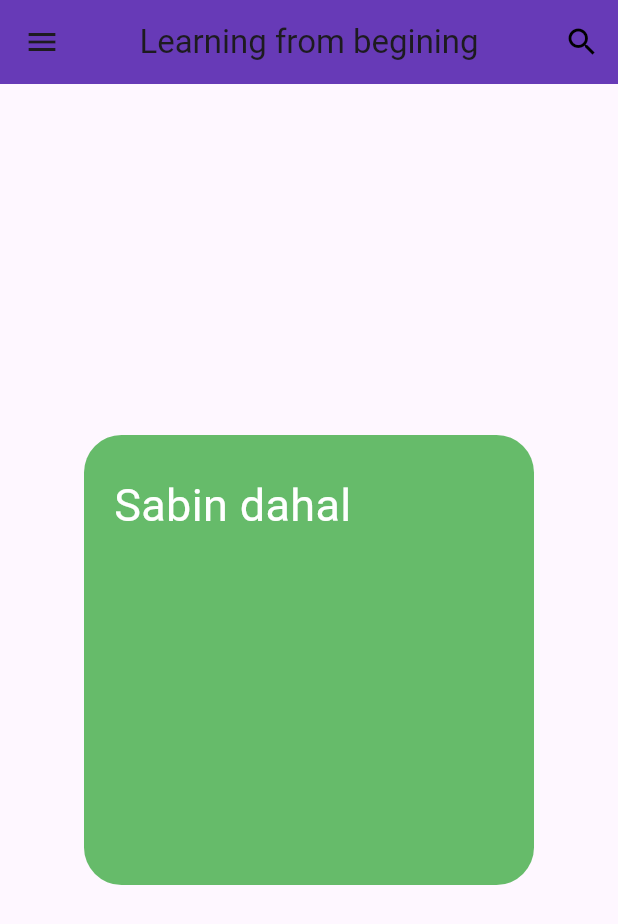
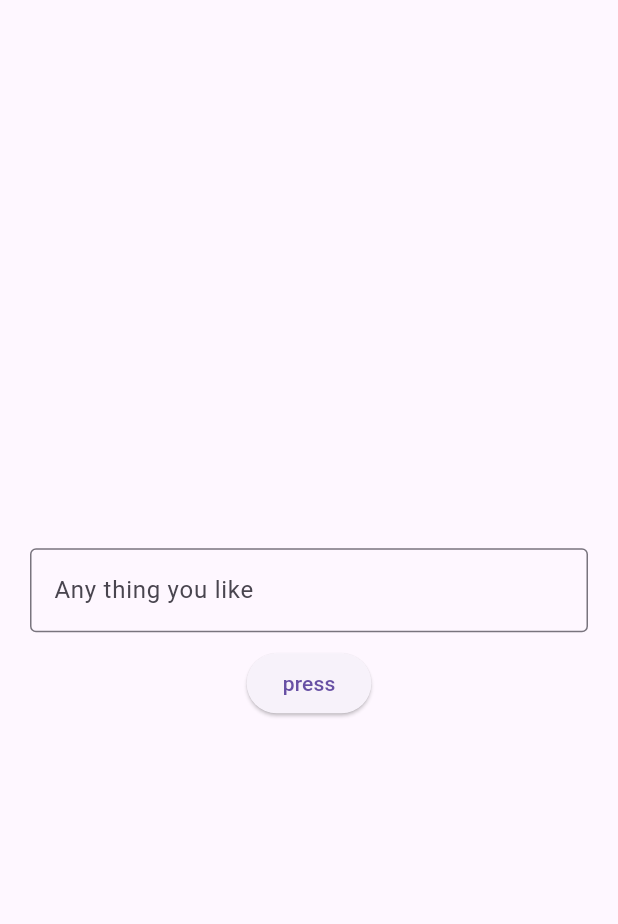
Before and after one commit to sabin79/UI-ecommerce, a Flutter app: the screen it shows after launch, on a phone screen of 412 x 824 dp. Shown: the top 924 px of the screen. Run offline on Flutter 3.47's test engine with Material 3 defaults, Android fonts, the phone set to English and light mode, and no system bars.

Commit message:
text field

```diff
--- a/lib/main.dart
+++ b/lib/main.dart
@@ -1,4 +1,6 @@
 import 'package:flutter/material.dart';
+
+import 'todopage.dart';
 
 void main() {
   runApp(MyApp());
@@ -133,39 +135,7 @@ Data Structures
 
   @override
   Widget build(BuildContext context) {
-    return MaterialApp(
-        debugShowCheckedModeBanner: false,
-        home: Scaffold(
-          appBar: AppBar(
-            title: const Text("Learning from begining"),
-            backgroundColor: Colors.deepPurple,
-            elevation: 0.0,
-            centerTitle: true,
-            leading: const Icon(Icons.menu),
-            actions: [
-              IconButton(
-                onPressed: () {},
-                icon: const Icon(Icons.search),
-                color: Colors.black,
-              ),
-            ],
-          ),
-          backgroundColor: Colors.deepPurple[150],
-          body: Center(
-            child: Container(
-              height: 300,
-              width: 300,
-              padding: const EdgeInsets.symmetric(vertical: 25, horizontal: 20),
-              decoration: BoxDecoration(
-                  color: Colors.green[400],
-                  borderRadius: BorderRadius.circular(25)),
-              child: const Text("Sabin dahal",
-                  style: TextStyle(
-                    fontSize: 30,
-                    color: Colors.white,
-                  )),
-            ),
-          ),
-        ));
+    return const MaterialApp(
+        debugShowCheckedModeBanner: false, home: ToDoPage());
   }
 }
--- /dev/null
+++ b/lib/todopage.dart
@@ -0,0 +1,48 @@
+import 'package:flutter/material.dart';
+
+class ToDoPage extends StatefulWidget {
+  const ToDoPage({super.key});
+
+  @override
+  State<ToDoPage> createState() => _ToDoPageState();
+}
+
+class _ToDoPageState extends State<ToDoPage> {
+  // tect editing controller to get access to what the user typed
+  TextEditingController mycontroller = TextEditingController();
+
+  String greetingMessage = "";
+  //greed user method
+  void greedUser() {
+    String userName = mycontroller.text;
+    greetingMessage = "hello,$userName";
+  }
+
+  @override
+  Widget build(BuildContext context) {
+    return Scaffold(
+      body: Center(
+        child: Padding(
+          padding: const EdgeInsets.all(20.0),
+          child: Column(
+            mainAxisAlignment: MainAxisAlignment.center,
+            children: [
+              //greet user message
+              Text(greetingMessage),
+              TextField(
+                controller: mycontroller,
+                decoration: const InputDecoration(
+                    hintText: "Any thing you like",
+                    border: OutlineInputBorder()),
+              ),
+              const SizedBox(
+                height: 10,
+              ),
+              ElevatedButton(onPressed: greedUser, child: const Text("press"))
+            ],
+          ),
+        ),
+      ),
+    );
+  }
+}
```
